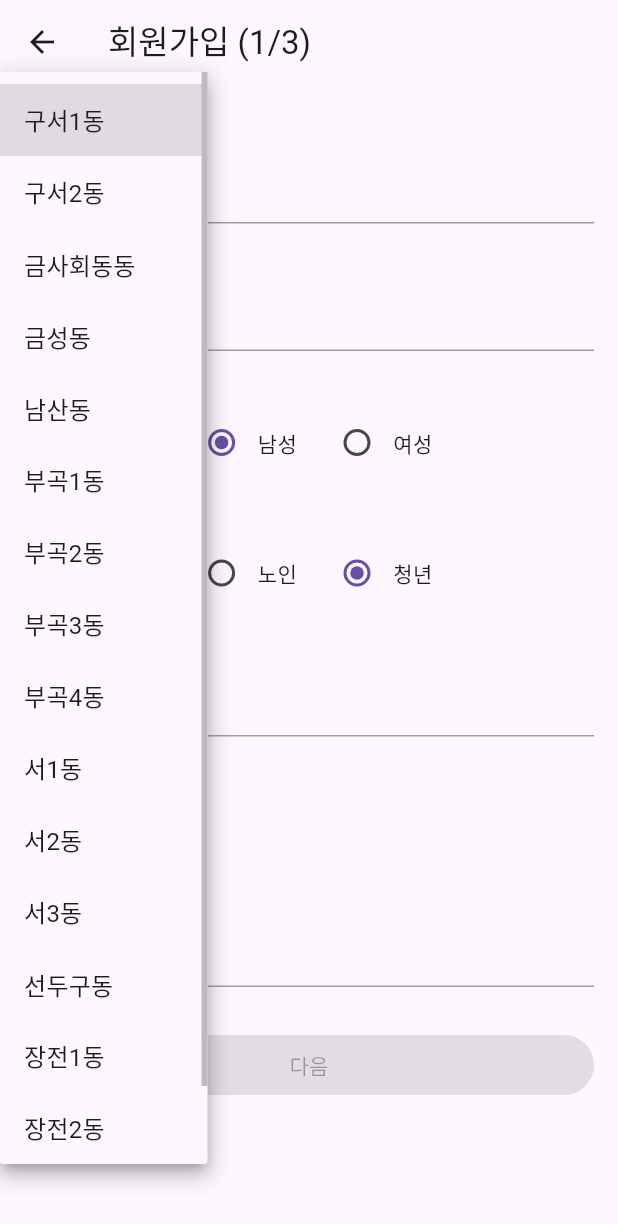
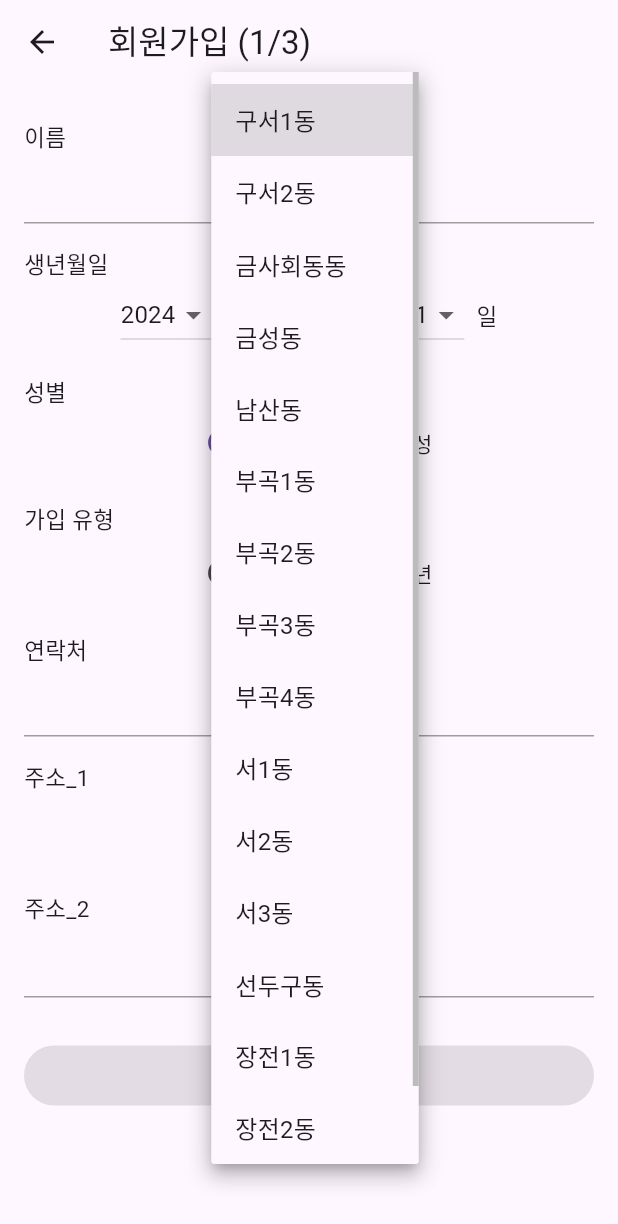
Before and after one commit to yujin10311/PNUSW-2024-team-05, a Flutter app: the RegisterPage1 screen opened by its route, after a tap on "구서1동", on a phone screen of 412 x 824 dp. Shown: the top 1224 px of the screen. Run offline on Flutter 3.47's test engine with Material 3 defaults, Android fonts, the phone set to English and light mode, and no system bars; our stand-ins replace shared_preferences, sqflite; accounts and stored records are empty.

Commit message:
dropdown_with_label 이름 변경, 생년월일 드롭다운 변경
1. Textfield 형식의 나이란을 Dropdown 형식의 생년월일 필드로 변경
2. dropdown_with_label에서 label 제거, dropdown으로 이름 변경

```diff
--- a/WarmBoysApp/lib/screens/register_page_1.dart
+++ b/WarmBoysApp/lib/screens/register_page_1.dart
@@ -1,7 +1,7 @@
 import 'package:flutter/material.dart';
 import '../utils/shared_preferences_helper.dart';
 import '../widgets/radio_button_group.dart';
-import '../widgets/dropdown_with_label.dart';
+import '../widgets/dropdown.dart';
 
 class RegisterPage1 extends StatefulWidget {
   @override
@@ -10,19 +10,27 @@ class RegisterPage1 extends StatefulWidget {
 
 class _RegisterPage1State extends State<RegisterPage1> {
   late TextEditingController _nameController;
-  late TextEditingController _ageController;
   late TextEditingController _contactController;
   late TextEditingController _address2Controller;
   String _gender = '남성';
   String _type = '청년';
   String _dong = '구서1동';
+  String _selectedYear = DateTime.now().year.toString();
+  String _selectedMonth = '01';
+  String _selectedDay = '01';
   bool _isFormValid = false;
+
+  List<String> _years = List<String>.generate(
+      100, (index) => (DateTime.now().year - index).toString());
+  List<String> _months = List<String>.generate(
+      12, (index) => (index + 1).toString().padLeft(2, '0'));
+  List<String> _days = List<String>.generate(
+      31, (index) => (index + 1).toString().padLeft(2, '0'));
 
   @override
   void initState() {
     super.initState();
     _nameController = TextEditingController();
-    _ageController = TextEditingController();
     _contactController = TextEditingController();
     _address2Controller = TextEditingController();
     _loadData();
@@ -30,7 +38,9 @@ class _RegisterPage1State extends State<RegisterPage1> {
 
   Future<void> _loadData() async {
     final name = await SharedPreferencesHelper.getData('name');
-    final age = await SharedPreferencesHelper.getData('age');
+    final birthYear = await SharedPreferencesHelper.getData('BirthYear');
+    final birthMonth = await SharedPreferencesHelper.getData('BirthMonth');
+    final birthDay = await SharedPreferencesHelper.getData('BirthDay');
     final contact = await SharedPreferencesHelper.getData('contact');
     final address2 = await SharedPreferencesHelper.getData('address2');
     final gender = await SharedPreferencesHelper.getData('gender');
@@ -39,7 +49,9 @@ class _RegisterPage1State extends State<RegisterPage1> {
 
     setState(() {
       _nameController.text = name ?? '';
-      _ageController.text = age ?? '';
+      _selectedYear = birthYear ?? DateTime.now().year.toString();
+      _selectedMonth = birthMonth ?? '01';
+      _selectedDay = birthDay ?? '01';
       _contactController.text = contact ?? '';
       _address2Controller.text = address2 ?? '';
       _gender = gender ?? '남성';
@@ -52,7 +64,9 @@ class _RegisterPage1State extends State<RegisterPage1> {
 
   Future<void> _saveData() async {
     await SharedPreferencesHelper.saveData('name', _nameController.text);
-    await SharedPreferencesHelper.saveData('age', _ageController.text);
+    await SharedPreferencesHelper.saveData('BirthYear', _selectedYear);
+    await SharedPreferencesHelper.saveData('BirthMonth', _selectedMonth);
+    await SharedPreferencesHelper.saveData('BirthDay', _selectedDay);
     await SharedPreferencesHelper.saveData('contact', _contactController.text);
     await SharedPreferencesHelper.saveData(
         'address2', _address2Controller.text);
@@ -64,10 +78,12 @@ class _RegisterPage1State extends State<RegisterPage1> {
   void _resetFields() async {
     await SharedPreferencesHelper.clearData();
     _nameController.clear();
-    _ageController.clear();
     _contactController.clear();
     _address2Controller.clear();
     setState(() {
+      _selectedYear = DateTime.now().year.toString();
+      _selectedMonth = '01';
+      _selectedDay = '01';
       _gender = '남성';
       _type = '청년';
       _dong = '구서1동';
@@ -78,7 +94,9 @@ class _RegisterPage1State extends State<RegisterPage1> {
   void _validateForm() {
     setState(() {
       _isFormValid = _nameController.text.isNotEmpty &&
-          _ageController.text.isNotEmpty &&
+          _selectedYear.isNotEmpty &&
+          _selectedMonth.isNotEmpty &&
+          _selectedDay.isNotEmpty &&
           _contactController.text.isNotEmpty &&
           _address2Controller.text.isNotEmpty &&
           _gender.isNotEmpty &&
@@ -104,52 +122,8 @@ class _RegisterPage1State extends State<RegisterPage1> {
         padding: const EdgeInsets.all(16.0),
         child: ListView(
           children: [
-            Padding(
-              padding: const EdgeInsets.symmetric(vertical: 8.0),
-              child: Column(
-                crossAxisAlignment: CrossAxisAlignment.start,
-                children: [
-                  Text('이름', style: TextStyle(fontSize: 15)),
-                  TextField(
-                    controller: _nameController,
-                    decoration: InputDecoration(
-                      enabledBorder: UnderlineInputBorder(
-                        borderSide: BorderSide(color: Colors.grey),
-                      ),
-                      focusedBorder: UnderlineInputBorder(
-                        borderSide: BorderSide(color: Colors.blue),
-                      ),
-                    ),
-                    onChanged: (text) {
-                      _validateForm();
-                    },
-                  ),
-                ],
-              ),
-            ),
-            Padding(
-              padding: const EdgeInsets.symmetric(vertical: 8.0),
-              child: Column(
-                crossAxisAlignment: CrossAxisAlignment.start,
-                children: [
-                  Text('나이', style: TextStyle(fontSize: 15)),
-                  TextField(
-                    controller: _ageController,
-                    decoration: InputDecoration(
-                      enabledBorder: UnderlineInputBorder(
-                        borderSide: BorderSide(color: Colors.grey),
-                      ),
-                      focusedBorder: UnderlineInputBorder(
-                        borderSide: BorderSide(color: Colors.blue),
-                      ),
-                    ),
-                    onChanged: (text) {
-                      _validateForm();
-                    },
-                  ),
-                ],
-              ),
-            ),
+            _buildTextField('이름', _nameController),
+            _buildBirthdayField(),
             RadioButtonGroup(
               label: '성별',
               options: ['남성', '여성'],
@@ -172,31 +146,17 @@ class _RegisterPage1State extends State<RegisterPage1> {
                 });
               },
             ),
+            _buildTextField('연락처', _contactController),
             Padding(
               padding: const EdgeInsets.symmetric(vertical: 8.0),
               child: Column(
                 crossAxisAlignment: CrossAxisAlignment.start,
                 children: [
-                  Text('연락처', style: TextStyle(fontSize: 15)),
-                  TextField(
-                    controller: _contactController,
-                    decoration: InputDecoration(
-                      enabledBorder: UnderlineInputBorder(
-                        borderSide: BorderSide(color: Colors.grey),
-                      ),
-                      focusedBorder: UnderlineInputBorder(
-                        borderSide: BorderSide(color: Colors.blue),
-                      ),
-                    ),
-                    onChanged: (text) {
-                      _validateForm();
-                    },
-                  ),
-                ],
-              ),
-            ),
-            DropdownWithLabel(
-              label: '주소_1',
+                  Text('주소_1', style: TextStyle(fontSize: 15)),
+                  Row(
+                    mainAxisAlignment: MainAxisAlignment.center,
+                    children: [
+                      Dropdown(
                         value: _dong,
                         items: [
                           '구서1동',
@@ -223,29 +183,12 @@ class _RegisterPage1State extends State<RegisterPage1> {
                           });
                         },
                       ),
-            Padding(
-              padding: const EdgeInsets.symmetric(vertical: 8.0),
-              child: Column(
-                crossAxisAlignment: CrossAxisAlignment.start,
-                children: [
-                  Text('주소_2', style: TextStyle(fontSize: 15)),
-                  TextField(
-                    controller: _address2Controller,
-                    decoration: InputDecoration(
-                      enabledBorder: UnderlineInputBorder(
-                        borderSide: BorderSide(color: Colors.grey),
-                      ),
-                      focusedBorder: UnderlineInputBorder(
-                        borderSide: BorderSide(color: Colors.blue),
-                      ),
-                    ),
-                    onChanged: (text) {
-                      _validateForm();
-                    },
+                    ],
                   ),
                 ],
               ),
             ),
+            _buildTextField('주소_2', _address2Controller),
             SizedBox(height: 20),
             ElevatedButton(
               onPressed: _isFormValid
@@ -265,4 +208,87 @@ class _RegisterPage1State extends State<RegisterPage1> {
       ),
     );
   }
+
+  Widget _buildTextField(String label, TextEditingController controller,
+      {bool enabled = true}) {
+    return Padding(
+      padding: const EdgeInsets.symmetric(vertical: 8.0),
+      child: Column(
+        crossAxisAlignment: CrossAxisAlignment.start,
+        children: [
+          Text(label, style: TextStyle(fontSize: 15)),
+          TextField(
+            controller: controller,
+            enabled: enabled,
+            decoration: InputDecoration(
+              enabledBorder: UnderlineInputBorder(
+                borderSide: BorderSide(color: Colors.grey),
+              ),
+              focusedBorder: UnderlineInputBorder(
+                borderSide: BorderSide(color: Colors.blue),
+              ),
+            ),
+            onChanged: (text) {
+              _validateForm();
+            },
+          ),
+        ],
+      ),
+    );
   }
+
+  Widget _buildBirthdayField() {
+    return Padding(
+      padding: const EdgeInsets.symmetric(vertical: 8.0),
+      child: Column(
+        crossAxisAlignment: CrossAxisAlignment.start,
+        children: [
+          Text('생년월일', style: TextStyle(fontSize: 15)),
+          Row(
+            mainAxisAlignment: MainAxisAlignment.center,
+            children: [
+              Dropdown(
+                value: _selectedYear,
+                items: _years,
+                onChanged: (String? value) {
+                  setState(() {
+                    _selectedYear = value!;
+                    _validateForm();
+                  });
+                },
+              ),
+              SizedBox(width: 8),
+              Text('년', style: TextStyle(fontSize: 15)),
+              SizedBox(width: 20),
+              Dropdown(
+                value: _selectedMonth,
+                items: _months,
+                onChanged: (String? value) {
+                  setState(() {
+                    _selectedMonth = value!;
+                    _validateForm();
+                  });
+                },
+              ),
+              SizedBox(width: 8),
+              Text('월', style: TextStyle(fontSize: 15)),
+              SizedBox(width: 20),
+              Dropdown(
+                value: _selectedDay,
+                items: _days,
+                onChanged: (String? value) {
+                  setState(() {
+                    _selectedDay = value!;
+                    _validateForm();
+                  });
+                },
+              ),
+              SizedBox(width: 8),
+              Text('일', style: TextStyle(fontSize: 15)),
+            ],
+          ),
+        ],
+      ),
+    );
+  }
+}
--- /dev/null
+++ b/WarmBoysApp/lib/widgets/dropdown.dart
@@ -0,0 +1,28 @@
+import 'package:flutter/material.dart';
+
+class Dropdown extends StatelessWidget {
+  final String value;
+  final List<String> items;
+  final ValueChanged<String?> onChanged;
+
+  const Dropdown({
+    Key? key,
+    required this.value,
+    required this.items,
+    required this.onChanged,
+  }) : super(key: key);
+
+  @override
+  Widget build(BuildContext context) {
+    return DropdownButton<String>(
+      value: value,
+      onChanged: onChanged,
+      items: items.map<DropdownMenuItem<String>>((String item) {
+        return DropdownMenuItem<String>(
+          value: item,
+          child: Text(item),
+        );
+      }).toList(),
+    );
+  }
+}
--- a/WarmBoysApp/lib/widgets/dropdown_with_label.dart
+++ /dev/null
@@ -1,37 +0,0 @@
-import 'package:flutter/material.dart';
-
-class DropdownWithLabel extends StatelessWidget {
-  final String label;
-  final String value;
-  final List<String> items;
-  final ValueChanged<String?> onChanged;
-
-  const DropdownWithLabel({
-    Key? key,
-    required this.label,
-    required this.value,
-    required this.items,
-    required this.onChanged,
-  }) : super(key: key);
-
-  @override
-  Widget build(BuildContext context) {
-    return Column(
-      crossAxisAlignment: CrossAxisAlignment.start,
-      children: [
-        Text(label, style: TextStyle(fontSize: 16)),
-        SizedBox(height: 8),
-        DropdownButton<String>(
-          value: value,
-          onChanged: onChanged,
-          items: items.map<DropdownMenuItem<String>>((String item) {
-            return DropdownMenuItem<String>(
-              value: item,
-              child: Text(item),
-            );
-          }).toList(),
-        ),
-      ],
-    );
-  }
-}
```
Also changed, not shown: WarmBoysApp/lib/screens/register_page_2_1.dart (+16 -3 lines), WarmBoysApp/lib/screens/register_page_3.dart (+19 -15 lines). Lines whose indentation alone changed are shown as unchanged.
